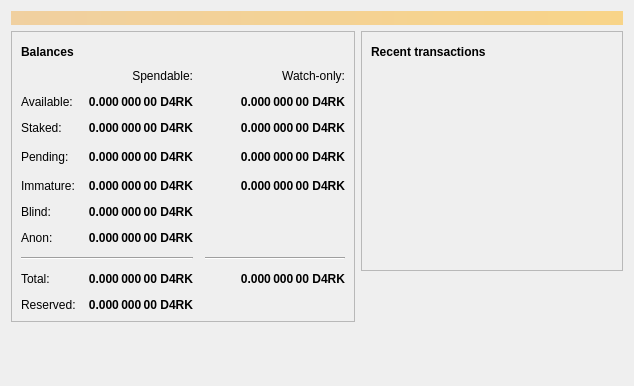
First picture: the form in src/qt/forms/overviewpage.ui, repository DarkPayCoin/darkpay-core, before the edit.
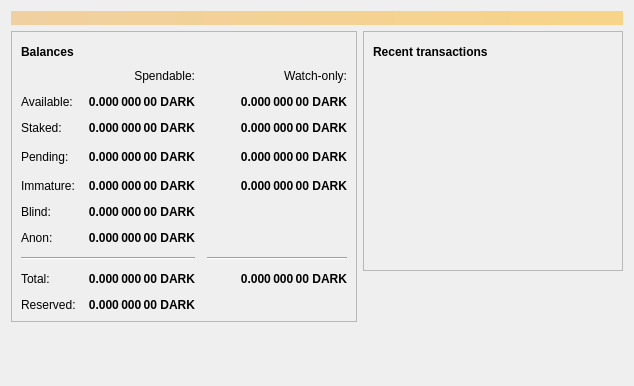
Second picture: the form after the edit. Icons and pictures are not drawn.

```diff
--- a/src/qt/forms/overviewpage.ui
+++ b/src/qt/forms/overviewpage.ui
@@ -129,7 +129,7 @@
                <string>Your current staked balance</string>
               </property>
               <property name="text">
-               <string notr="true">0.000 000 00 D4RK</string>
+               <string notr="true">0.000 000 00 DARK</string>
               </property>
               <property name="alignment">
                <set>Qt::AlignRight|Qt::AlignTrailing|Qt::AlignVCenter</set>
@@ -154,7 +154,7 @@
                <string>Your current watch-only staked balance</string>
               </property>
               <property name="text">
-               <string notr="true">0.000 000 00 D4RK</string>
+               <string notr="true">0.000 000 00 DARK</string>
               </property>
               <property name="alignment">
                <set>Qt::AlignRight|Qt::AlignTrailing|Qt::AlignVCenter</set>
@@ -179,7 +179,7 @@
                <string>Mined balance in watch-only addresses that has not yet matured</string>
               </property>
               <property name="text">
-               <string notr="true">0.000 000 00 D4RK</string>
+               <string notr="true">0.000 000 00 DARK</string>
               </property>
               <property name="alignment">
                <set>Qt::AlignRight|Qt::AlignTrailing|Qt::AlignVCenter</set>
@@ -217,7 +217,7 @@
                <string>Mined balance that has not yet matured</string>
               </property>
               <property name="text">
-               <string notr="true">0.000 000 00 D4RK</string>
+               <string notr="true">0.000 000 00 DARK</string>
               </property>
               <property name="alignment">
                <set>Qt::AlignRight|Qt::AlignTrailing|Qt::AlignVCenter</set>
@@ -242,7 +242,7 @@
                <string>Unconfirmed transactions to watch-only addresses</string>
               </property>
               <property name="text">
-               <string notr="true">0.000 000 00 D4RK</string>
+               <string notr="true">0.000 000 00 DARK</string>
               </property>
               <property name="alignment">
                <set>Qt::AlignRight|Qt::AlignTrailing|Qt::AlignVCenter</set>
@@ -267,7 +267,7 @@
                <string>Total of transactions that have yet to be confirmed, and do not yet count toward the spendable balance</string>
               </property>
               <property name="text">
-               <string notr="true">0.000 000 00 D4RK</string>
+               <string notr="true">0.000 000 00 DARK</string>
               </property>
               <property name="alignment">
                <set>Qt::AlignRight|Qt::AlignTrailing|Qt::AlignVCenter</set>
@@ -318,7 +318,7 @@
                <string>Current total balance in watch-only addresses</string>
               </property>
               <property name="text">
-               <string notr="true">0.000 000 00 D4RK</string>
+               <string notr="true">0.000 000 00 DARK</string>
               </property>
               <property name="alignment">
                <set>Qt::AlignRight|Qt::AlignTrailing|Qt::AlignVCenter</set>
@@ -350,7 +350,7 @@
                <string>Your current total balance</string>
               </property>
               <property name="text">
-               <string notr="true">0.000 000 00 D4RK</string>
+               <string notr="true">0.000 000 00 DARK</string>
               </property>
               <property name="alignment">
                <set>Qt::AlignRight|Qt::AlignTrailing|Qt::AlignVCenter</set>
@@ -406,7 +406,7 @@
                <string>Your current balance in watch-only addresses</string>
               </property>
               <property name="text">
-               <string notr="true">0.000 000 00 D4RK</string>
+               <string notr="true">0.000 000 00 DARK</string>
               </property>
               <property name="alignment">
                <set>Qt::AlignRight|Qt::AlignTrailing|Qt::AlignVCenter</set>
@@ -455,7 +455,7 @@
                <string>Your current spendable blinded balance</string>
               </property>
               <property name="text">
-               <string notr="true">0.000 000 00 D4RK</string>
+               <string notr="true">0.000 000 00 DARK</string>
               </property>
               <property name="alignment">
                <set>Qt::AlignRight|Qt::AlignTrailing|Qt::AlignVCenter</set>
@@ -487,7 +487,7 @@
                <string>Your current spendable anon balance</string>
               </property>
               <property name="text">
-               <string notr="true">0.000 000 00 D4RK</string>
+               <string notr="true">0.000 000 00 DARK</string>
               </property>
               <property name="alignment">
                <set>Qt::AlignRight|Qt::AlignTrailing|Qt::AlignVCenter</set>
@@ -512,7 +512,7 @@
                <string>Your current spendable balance</string>
               </property>
               <property name="text">
-               <string notr="true">0.000 000 00 D4RK</string>
+               <string notr="true">0.000 000 00 DARK</string>
               </property>
               <property name="alignment">
                <set>Qt::AlignRight|Qt::AlignTrailing|Qt::AlignVCenter</set>
@@ -544,7 +544,7 @@
                <string>Your current spendable balance</string>
               </property>
               <property name="text">
-               <string notr="true">0.000 000 00 D4RK</string>
+               <string notr="true">0.000 000 00 DARK</string>
               </property>
               <property name="alignment">
                <set>Qt::AlignRight|Qt::AlignTrailing|Qt::AlignVCenter</set>
```
